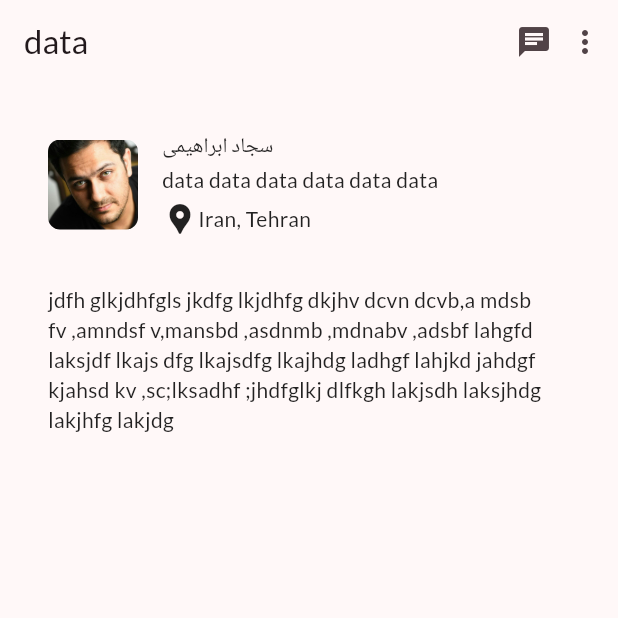
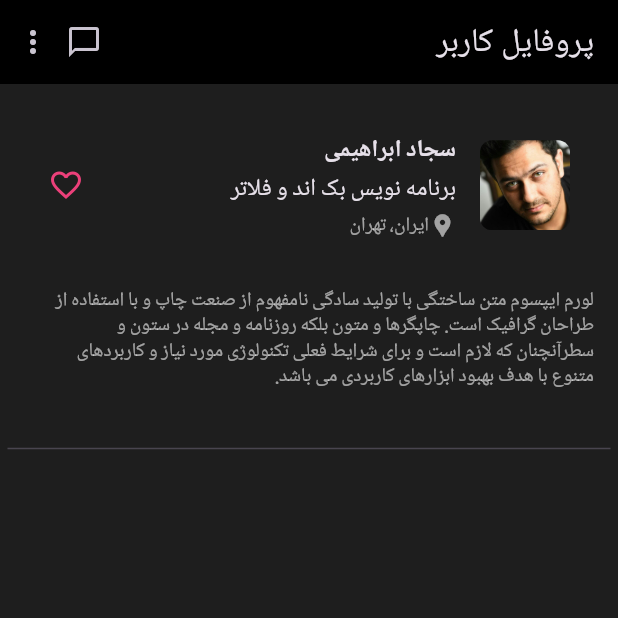
Before and after one commit to webneshin/flutter_learning_profile, a Flutter app: the screen it shows after launch, on a phone screen of 412 x 824 dp, the top half of it. Run offline on Flutter 3.47's test engine with Material 2 defaults, Android fonts, the phone set to English and light mode, and no system bars; our stand-ins replace google_fonts.

Commit message:
add some data

```diff
--- a/lib/main.dart
+++ b/lib/main.dart
@@ -1,5 +1,6 @@
 import 'package:flutter/material.dart';
 import 'package:google_fonts/google_fonts.dart';
+import 'package:flutter_localizations/flutter_localizations.dart';
 
 void main() {
   runApp(const MainApp());
@@ -11,12 +12,33 @@ class MainApp extends StatelessWidget {
   @override
   Widget build(BuildContext context) {
     return MaterialApp(
+      localizationsDelegates: const [
+        GlobalCupertinoLocalizations.delegate,
+        GlobalMaterialLocalizations.delegate,
+        GlobalWidgetsLocalizations.delegate,
+      ],
+      supportedLocales: const [
+        Locale("fa", "IR"),
+      ],
+      locale: const Locale("fa", "IR"),
       debugShowCheckedModeBanner: false,
       title: 'Flutter Demo With Webneshin',
       theme: ThemeData(
-        colorScheme: ColorScheme.fromSeed(seedColor: Colors.black),
-        textTheme: GoogleFonts.latoTextTheme(),
         useMaterial3: true,
+        primaryColor: Colors.pink.shade400,
+        brightness: Brightness.dark,
+        appBarTheme: const AppBarTheme(backgroundColor: Colors.black),
+        scaffoldBackgroundColor: const Color.fromARGB(255, 30, 30, 30),
+        textTheme: GoogleFonts.latoTextTheme(const TextTheme(
+          bodyMedium: TextStyle(fontSize: 16),
+          bodySmall: TextStyle(
+              fontSize: 13, color: Color.fromARGB(150, 255, 255, 255)),
+          titleMedium: TextStyle(fontWeight: FontWeight.bold),
+        )),
+        dividerTheme: const DividerThemeData(
+          indent: 5,
+          endIndent: 5,
+        )
       ),
       home: MyHomePage(),
     );
@@ -28,9 +50,9 @@ class MyHomePage extends StatelessWidget {
   Widget build(BuildContext context) {
     return Scaffold(
         appBar: AppBar(
-          title: Text("data"),
+          title: Text("پروفایل کاربر"),
           actions: const [
-            Icon(Icons.chat),
+            Icon(Icons.chat_bubble_outline),
             SizedBox(width: 10),
             Icon(Icons.more_vert),
             SizedBox(width: 10),
@@ -53,32 +75,51 @@ class MyHomePage extends StatelessWidget {
                   const SizedBox(
                     width: 16,
                   ),
-                  const Column(
+                  Expanded(
+                    child: Column(
                       crossAxisAlignment: CrossAxisAlignment.start,
                       children: [
-                      Text("سجاد ابراهیمی "),
+                        Text(
+                          "سجاد ابراهیمی ",
+                          style: Theme.of(context).textTheme.titleMedium,
+                        ),
                         SizedBox(
                           height: 2,
                         ),
-                      Text("data data data data data data "),
+                        Text("برنامه نویس بک اند و فلاتر"),
                         SizedBox(
                           height: 4,
                         ),
                         Row(
                           children: [
-                          Icon(Icons.location_pin),
-                          Text("Iran, Tehran")
-                        ],
+                            Icon(
+                              Icons.location_pin,
+                              color:
+                                  Theme.of(context).textTheme.bodySmall!.color,
+                              size: 18,
+                            ),
+                            Text(
+                              "ایران، تهران",
+                              style: Theme.of(context).textTheme.bodySmall,
                             )
                           ],
                         )
                       ],
                     ),
                   ),
+                  Icon(Icons.favorite_border,
+                      color: Theme.of(context).primaryColor)
+                ],
+              ),
+            ),
             Padding(
-              padding: const EdgeInsets.fromLTRB(32, 0, 16, 32),
-              child: Text("jdfh glkjdhfgls jkdfg lkjdhfg dkjhv dcvn dcvb,a mdsb fv ,amndsf v,mansbd ,asdnmb ,mdnabv ,adsbf lahgfd laksjdf lkajs dfg lkajsdfg lkajhdg ladhgf lahjkd jahdgf kjahsd kv ,sc;lksadhf ;jhdfglkj dlfkgh lakjsdh laksjhdg lakjhfg lakjdg "),
-            )
+              padding: EdgeInsets.fromLTRB(32, 0, 16, 32),
+              child: Text(
+                "لورم ایپسوم متن ساختگی با تولید سادگی نامفهوم از صنعت چاپ و با استفاده از طراحان گرافیک است. چاپگرها و متون بلکه روزنامه و مجله در ستون و سطرآنچنان که لازم است و برای شرایط فعلی تکنولوژی مورد نیاز و کاربردهای متنوع با هدف بهبود ابزارهای کاربردی می باشد.",
+                style: Theme.of(context).textTheme.bodySmall,
+              ),
+            ),
+            const Divider(),
           ],
         ));
   }
--- a/pubspec.yaml
+++ b/pubspec.yaml
@@ -8,6 +8,8 @@ environment:
 
 dependencies:
   flutter:
+    sdk: flutter
+  flutter_localizations:
     sdk: flutter
   google_fonts: ^5.1.0
 
```
Also changed, not shown: pubspec.lock. Lines whose indentation alone changed are shown as unchanged.
